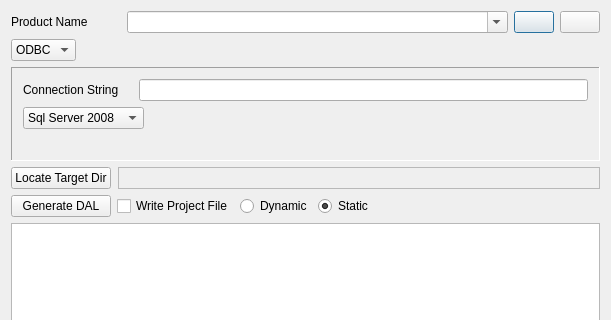
Above: QTSqlGen.ui from amreisa/QSQLGenerator before the change; both pictures show x 0 to 611 and y 0 to 320 of the 611 by 597 pixel window. Below: the same form after it.
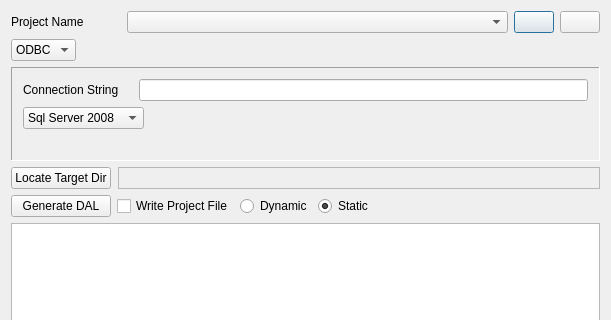
That is the form after the change. Icons and pictures are not drawn.

The edit to the form file:
```diff
--- a/QTSqlGen.ui
+++ b/QTSqlGen.ui
@@ -34,14 +34,17 @@
         </size>
        </property>
        <property name="text" >
-        <string>Product Name</string>
+        <string>Project Name</string>
        </property>
       </widget>
      </item>
      <item>
       <widget class="QComboBox" name="_projectNames" >
-       <property name="editable" >
-        <bool>true</bool>
+       <property name="contextMenuPolicy" >
+        <enum>Qt::NoContextMenu</enum>
+       </property>
+       <property name="sizeAdjustPolicy" >
+        <enum>QComboBox::AdjustToContents</enum>
        </property>
       </widget>
      </item>
```
